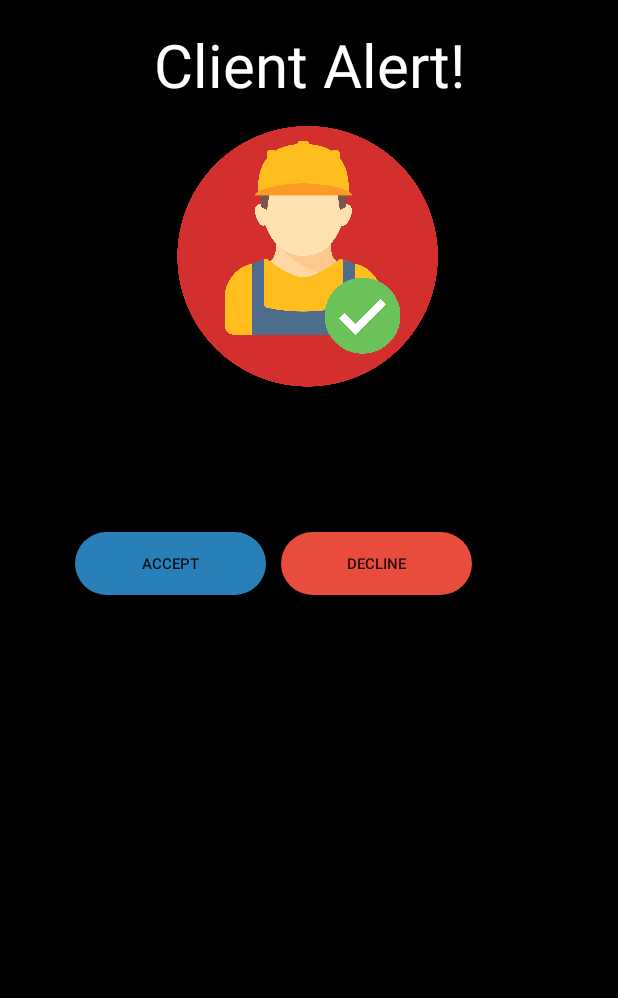
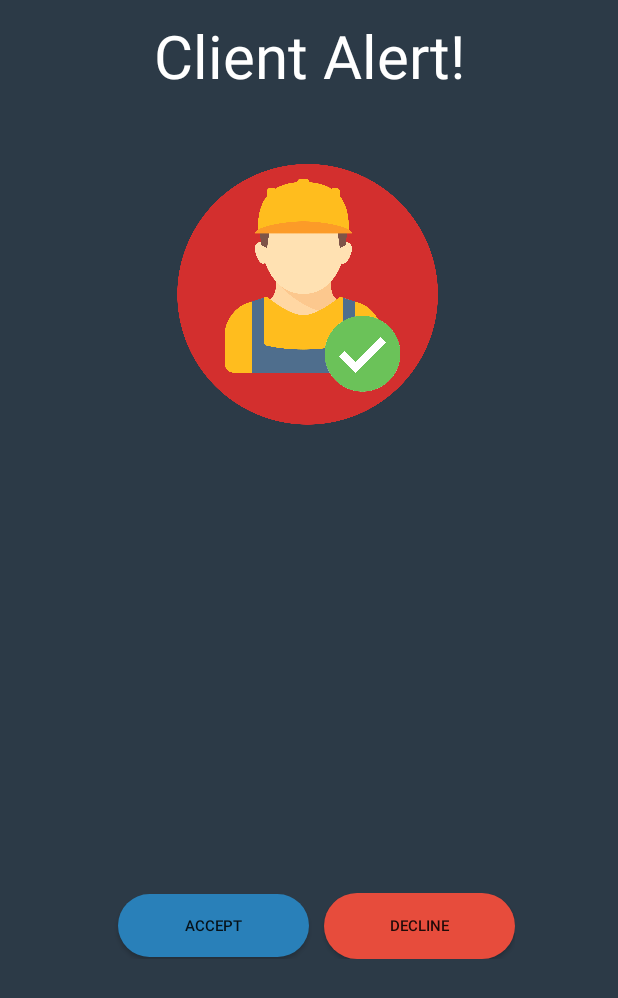
Before and after one commit to naveenlukefernando/TaskDone-TechieApp, an Android app: the Client_Request_Popup screen opened directly, with no data from a screen before it, on a phone screen of 412 x 824 dp. Shown: the top 998 px of the screen. Run offline under Robolectric (Android 15) with nearby library versions, the phone set to English and light mode, and no system bars; our stand-ins replace CircleImageView.

Commit message:
# popup screen design fix

```diff
--- a/app/src/main/java/com/pdm/taskdone/Client_Request_Popup.java
+++ b/app/src/main/java/com/pdm/taskdone/Client_Request_Popup.java
@@ -61,7 +61,7 @@ public class Client_Request_Popup extends AppCompatActivity {
         setContentView(R.layout.activity_client__request__popup);
 
         mService = Common.getGoogleAPI();
-        miFCMService = Common.getIFCMService()
+        miFCMService = Common.getIFCMService();
 
         //InitView
 
@@ -77,6 +77,7 @@ public class Client_Request_Popup extends AppCompatActivity {
             @Override
             public void onClick(View view) {
 
+                Log.d("clicked","Canceeledd!!!!");
                 if (!TextUtils.isEmpty(clientID))
                     cancelRequest (clientID);
             }
@@ -97,7 +98,7 @@ public class Client_Request_Popup extends AppCompatActivity {
             double lat = getIntent().getDoubleExtra("lat",-1.0);
             double lng = getIntent().getDoubleExtra("lng",-1.0);
 
-            clientID = getIntent().getStringExtra("Client");
+            clientID = getIntent().getStringExtra("client");
 
 
             getDirection(lat,lng);
--- a/app/src/main/res/layout/activity_client__request__popup.xml
+++ b/app/src/main/res/layout/activity_client__request__popup.xml
@@ -1,10 +1,10 @@
 <?xml version="1.0" encoding="utf-8"?>
-<RelativeLayout xmlns:android="http://schemas.android.com/apk/res/android"
+<android.support.constraint.ConstraintLayout xmlns:android="http://schemas.android.com/apk/res/android"
     xmlns:app="http://schemas.android.com/apk/res-auto"
     xmlns:tools="http://schemas.android.com/tools"
     android:layout_width="match_parent"
     android:layout_height="match_parent"
-    android:background="@android:color/black"
+    android:background="@color/accept_screen"
     tools:context=".Client_Request_Popup">
 
 
@@ -21,104 +21,141 @@
     <!--app:civ_border_width="5dp" />-->
 
 
-
-
-    <LinearLayout
-        android:id="@+id/map_Image_layout"
+    <TextView
+        android:id="@+id/textView6"
         android:layout_width="match_parent"
         android:layout_height="wrap_content"
-        android:orientation="vertical"
-        android:layout_marginTop="16dp"
-
-        >
-
-        <TextView
-            android:layout_width="match_parent"
-            android:layout_height="wrap_content"
+        android:layout_marginBottom="8dp"
+        android:layout_marginEnd="8dp"
+        android:layout_marginLeft="8dp"
+        android:layout_marginRight="8dp"
+        android:layout_marginStart="8dp"
+        android:layout_marginTop="10dp"
         android:text="@string/Alert"
+        android:textAlignment="center"
         android:textColor="@color/white"
         android:textSize="40sp"
-            android:textAlignment="center"
-            />
+        app:layout_constraintBottom_toTopOf="@+id/imageView2"
+        app:layout_constraintEnd_toEndOf="parent"
+        app:layout_constraintHorizontal_bias="0.0"
+        app:layout_constraintStart_toStartOf="parent"
+        app:layout_constraintTop_toTopOf="parent"
+        app:layout_constraintVertical_bias="0.42000002" />
 
     <ImageView
         android:id="@+id/imageView2"
         android:layout_width="wrap_content"
         android:layout_height="200dp"
+        android:layout_marginBottom="8dp"
+        android:layout_marginEnd="8dp"
+        android:layout_marginLeft="8dp"
+        android:layout_marginRight="8dp"
+        android:layout_marginStart="8dp"
+        android:layout_marginTop="23dp"
+        app:layout_constraintBottom_toTopOf="@+id/txtTime"
+        app:layout_constraintEnd_toEndOf="parent"
+        app:layout_constraintStart_toStartOf="parent"
+        app:layout_constraintTop_toBottomOf="@+id/textView6"
         app:srcCompat="@mipmap/icon_pp_back_no" />
 
     <TextView
         android:id="@+id/txtTime"
-            android:textStyle="bold"
-            android:textSize="24sp"
-            android:textColor="@android:color/white"
-            android:textAlignment="center"
         android:layout_width="match_parent"
         android:layout_height="wrap_content"
+        android:layout_marginEnd="8dp"
+        android:layout_marginLeft="8dp"
+        android:layout_marginRight="8dp"
+        android:layout_marginStart="8dp"
 
-            />
+        android:layout_marginTop="20dp"
+        android:textAlignment="center"
+        android:textColor="@android:color/white"
+        android:textSize="24sp"
+        android:textStyle="bold"
+        app:layout_constraintEnd_toEndOf="parent"
+        app:layout_constraintHorizontal_bias="0.0"
+        app:layout_constraintStart_toStartOf="parent"
+        app:layout_constraintTop_toBottomOf="@+id/imageView2" />
 
     <TextView
         android:id="@+id/txt_Distance"
-            android:textStyle="bold"
-            android:textSize="20sp"
-            android:textColor="@android:color/white"
-            android:textAlignment="center"
         android:layout_width="match_parent"
         android:layout_height="wrap_content"
+        android:layout_marginEnd="8dp"
+        android:layout_marginLeft="8dp"
+        android:layout_marginRight="8dp"
+        android:layout_marginStart="8dp"
 
-            />
+        android:layout_marginTop="12dp"
+        android:textAlignment="center"
+        android:textColor="@android:color/white"
+        android:textSize="20sp"
+        android:textStyle="bold"
+        app:layout_constraintEnd_toEndOf="parent"
+        app:layout_constraintHorizontal_bias="0.0"
+        app:layout_constraintStart_toStartOf="parent"
+        app:layout_constraintTop_toBottomOf="@+id/txtTime" />
 
     <TextView
         android:id="@+id/txtAddress"
-            android:textStyle="bold"
-            android:textSize="18sp"
-            android:textColor="@android:color/white"
-            android:textAlignment="center"
         android:layout_width="match_parent"
         android:layout_height="wrap_content"
+        android:layout_marginEnd="8dp"
+        android:layout_marginLeft="8dp"
+        android:layout_marginRight="8dp"
+        android:layout_marginStart="8dp"
 
-            />
+        android:layout_marginTop="20dp"
+        android:textAlignment="center"
+        android:textColor="@android:color/white"
+        android:textSize="18sp"
+        android:textStyle="bold"
+        app:layout_constraintEnd_toEndOf="parent"
+        app:layout_constraintHorizontal_bias="0.0"
+        app:layout_constraintStart_toStartOf="parent"
+        app:layout_constraintTop_toBottomOf="@+id/txt_Distance" />
+
 
     <LinearLayout
-            android:layout_width="match_parent"
+        android:layout_width="wrap_content"
         android:layout_height="wrap_content"
-            android:orientation="horizontal">
+        android:layout_marginBottom="8dp"
+        android:layout_marginEnd="8dp"
+        android:layout_marginLeft="8dp"
+        android:layout_marginRight="8dp"
+        android:layout_marginStart="8dp"
+        android:layout_marginTop="8dp"
+        android:orientation="horizontal"
+        app:layout_constraintBottom_toBottomOf="parent"
+        app:layout_constraintEnd_toEndOf="parent"
+        app:layout_constraintStart_toStartOf="parent"
+        app:layout_constraintTop_toBottomOf="@+id/txtAddress"
+        app:layout_constraintVertical_bias="0.468">
 
         <Button
             android:id="@+id/accept_btn"
             android:layout_width="127dp"
             android:layout_height="42dp"
-                android:layout_marginLeft="50dp"
+            android:layout_marginLeft="10dp"
             android:background="@drawable/button_accept"
             android:text="Accept"
-                android:textSize="10dp"
-                app:layout_constraintBottom_toBottomOf="parent"
-                app:layout_constraintEnd_toEndOf="parent"
-                app:layout_constraintStart_toStartOf="parent" />
+            android:textSize="10dp" />
 
 
         <Button
             android:id="@+id/decline_btn"
             android:layout_width="127dp"
-                android:layout_marginLeft="10dp"
-                android:layout_height="42dp"
-                android:layout_marginRight="50dp"
+            android:layout_height="44dp"
             android:background="@drawable/button_decline"
             android:text="Decline"
-                android:textSize="10dp"
-                app:layout_constraintBottom_toBottomOf="parent"
-                app:layout_constraintEnd_toEndOf="parent"
-                app:layout_constraintStart_toStartOf="parent" />
-
-
+            android:layout_marginLeft="10dp"
+            android:textSize="10dp" />
 
     </LinearLayout>
 
 
 
-    </LinearLayout>
 
 
 
-</RelativeLayout>
+</android.support.constraint.ConstraintLayout>
--- a/app/src/main/res/values/colors.xml
+++ b/app/src/main/res/values/colors.xml
@@ -11,7 +11,7 @@
 
     <color name="accept">#2980b9</color>
     <color name="decline">#e74c3c</color>
-    <color name="popup_screen_req">#182C61</color>
+    <color name="accept_screen">#2C3A47</color>
 
 
     <color name="red">#c0392b</color>
```
Lines whose indentation alone changed are shown as unchanged.
